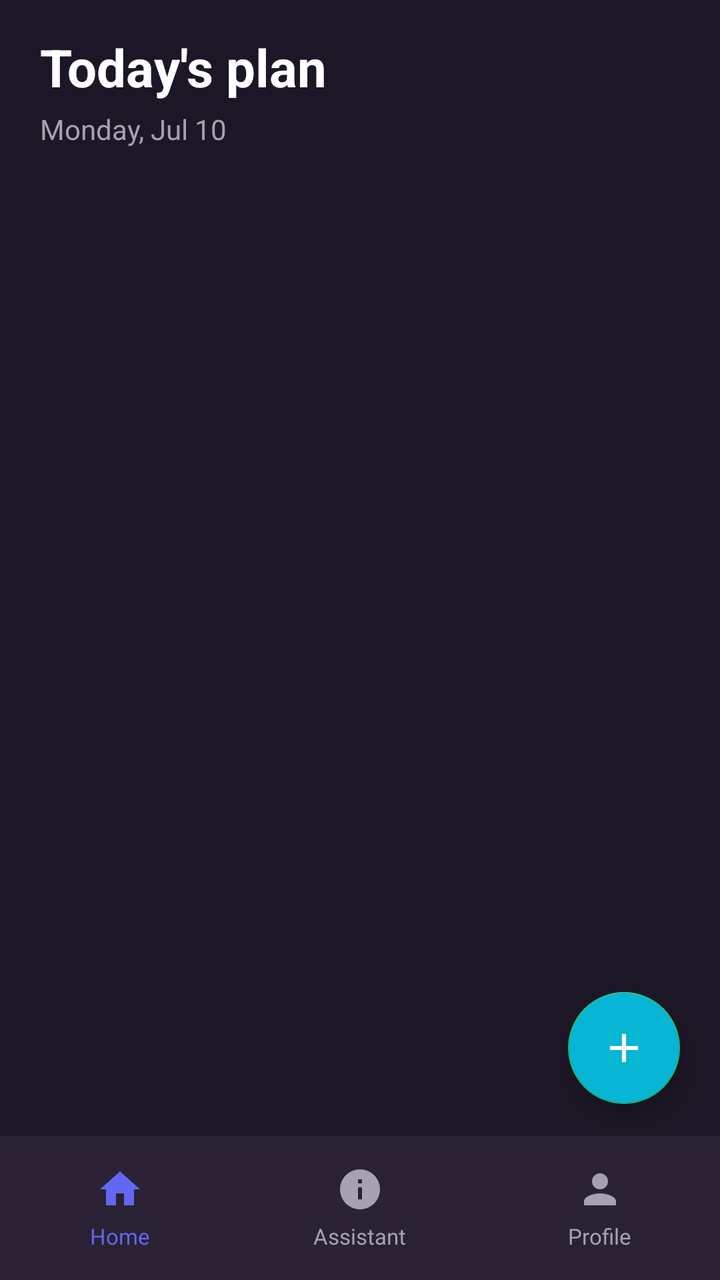
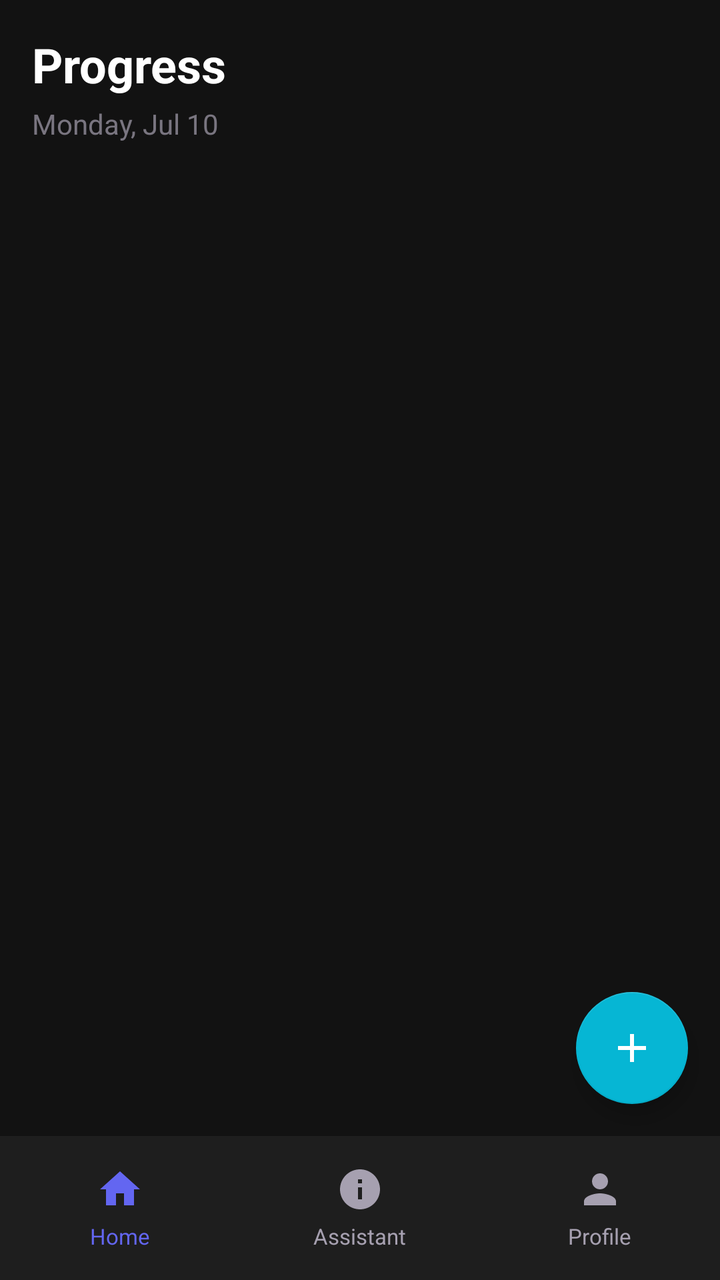

Two renders of the same Android screen: before a commit and after it. Below are the layout's source before the change and the commit's diff.
<!-- AndroidManifest.xml: application theme Theme.MyApplication -->
<!-- res/layout/activity_home.xml -->
<?xml version="1.0" encoding="utf-8"?>
<RelativeLayout xmlns:android="http://schemas.android.com/apk/res/android"
    android:layout_width="match_parent"
    android:layout_height="match_parent"
    android:background="@color/bg_default">

    <ScrollView
        android:id="@+id/scrollContent"
        android:layout_width="match_parent"
        android:layout_height="match_parent"
        android:layout_above="@id/bottomNav"
        android:paddingLeft="20dp"
        android:paddingRight="20dp"
        android:paddingTop="16dp"
        android:paddingBottom="16dp">

        <LinearLayout
            android:layout_width="match_parent"
            android:layout_height="wrap_content"
            android:orientation="vertical">

            <TextView
                android:id="@+id/tvTodayTitle"
                android:layout_width="wrap_content"
                android:layout_height="wrap_content"
                android:text="Today's plan"
                android:textColor="@color/text_primary"
                android:textSize="26sp"
                android:textStyle="bold" />

            <TextView
                android:id="@+id/tvDate"
                android:layout_width="wrap_content"
                android:layout_height="wrap_content"
                android:text="Monday, Jul 10"
                android:textColor="@color/text_secondary"
                android:layout_marginTop="4dp"
                android:textSize="14sp" />

            
            <LinearLayout
                android:id="@+id/llSchedules"
                android:layout_width="match_parent"
                android:layout_height="wrap_content"
                android:orientation="vertical"
                android:layout_marginTop="20dp" />

        </LinearLayout>

    </ScrollView>

    
    <LinearLayout
        android:id="@+id/bottomNav"
        android:layout_width="match_parent"
        android:layout_height="72dp"
        android:layout_alignParentBottom="true"
        android:background="@color/card_bg"
        android:orientation="horizontal"
        android:paddingTop="8dp"
        android:paddingBottom="8dp"
        android:gravity="center">

        <LinearLayout
            android:id="@+id/navHome"
            android:layout_width="0dp"
            android:layout_height="match_parent"
            android:layout_weight="1"
            android:orientation="vertical"
            android:gravity="center">
            <ImageView
                android:layout_width="24dp"
                android:layout_height="24dp"
                android:src="@drawable/ic_home"
                android:tint="@color/accent_purple_start" />
            <TextView
                android:layout_width="wrap_content"
                android:layout_height="wrap_content"
                android:text="Home"
                android:textColor="@color/accent_purple_start"
                android:textSize="11sp"
                android:layout_marginTop="4dp" />
        </LinearLayout>

        <LinearLayout
            android:id="@+id/navAssistant"
            android:layout_width="0dp"
            android:layout_height="match_parent"
            android:layout_weight="1"
            android:orientation="vertical"
            android:gravity="center">
            <ImageView
                android:layout_width="24dp"
                android:layout_height="24dp"
                android:src="@drawable/ic_assistant"
                android:tint="@color/text_secondary" />
            <TextView
                android:layout_width="wrap_content"
                android:layout_height="wrap_content"
                android:text="Assistant"
                android:textColor="@color/text_secondary"
                android:textSize="11sp"
                android:layout_marginTop="4dp" />
        </LinearLayout>

        <LinearLayout
            android:id="@+id/navProfile"
            android:layout_width="0dp"
            android:layout_height="match_parent"
            android:layout_weight="1"
            android:orientation="vertical"
            android:gravity="center">
            <ImageView
                android:layout_width="24dp"
                android:layout_height="24dp"
                android:src="@drawable/ic_profile"
                android:tint="@color/text_secondary" />
            <TextView
                android:layout_width="wrap_content"
                android:layout_height="wrap_content"
                android:text="Profile"
                android:textColor="@color/text_secondary"
                android:textSize="11sp"
                android:layout_marginTop="4dp" />
        </LinearLayout>

    </LinearLayout>

    
    <com.google.android.material.floatingactionbutton.FloatingActionButton
        android:id="@+id/btnAddFAB"
        android:layout_width="wrap_content"
        android:layout_height="wrap_content"
        android:layout_above="@id/bottomNav"
        android:layout_alignParentEnd="true"
        android:layout_marginEnd="20dp"
        android:layout_marginBottom="16dp"
        android:src="@drawable/ic_add"
        android:backgroundTint="@color/accent_cyan"
        android:tint="@color/text_primary" />

    
    <Button
        android:id="@+id/btnAddHabit"
        android:layout_width="0dp"
        android:layout_height="0dp"
        android:visibility="gone" />

    <Button
        android:id="@+id/btnCreateSchedule"
        android:layout_width="0dp"
        android:layout_height="0dp"
        android:visibility="gone" />

    <TextView
        android:id="@+id/tvStatus"
        android:layout_width="0dp"
        android:layout_height="0dp"
        android:visibility="gone" />

</RelativeLayout>
<!-- resources referenced by this layout -->
<resources>
  <color name="accent_cyan">#06B6D4</color>
  <color name="accent_purple_start">#6366F1</color>
  <color name="bg_default">#1C1626</color>
  <color name="card_bg">#2A2234</color>
  <color name="text_primary">#FFFFFF</color>
  <color name="text_secondary">#A6A0B0</color>
  <!-- drawable ic_add (drawable) -->
  <vector xmlns:android="http://schemas.android.com/apk/res/android"
      android:width="24dp"
      android:height="24dp"
      android:viewportWidth="24"
      android:viewportHeight="24">
      <path
          android:fillColor="#FFFFFF"
          android:pathData="M19,13h-6v6h-2v-6H5v-2h6V5h2v6h6v2z"/>
  </vector>
  <!-- drawable ic_assistant (drawable) -->
  <vector xmlns:android="http://schemas.android.com/apk/res/android"
      android:width="24dp"
      android:height="24dp"
      android:viewportWidth="24"
      android:viewportHeight="24">
      <path
          android:fillColor="#FFFFFF"
          android:pathData="M12,2C6.48,2 2,6.48 2,12s4.48,10 10,10 10,-4.48 10,-10S17.52,2 12,2zM13,17h-2v-6h2v6zM13,9h-2L11,7h2v2z"/>
  </vector>
  <!-- drawable ic_home (drawable) -->
  <vector xmlns:android="http://schemas.android.com/apk/res/android"
      android:width="24dp"
      android:height="24dp"
      android:viewportWidth="24"
      android:viewportHeight="24">
      <path
          android:fillColor="#FFFFFF"
          android:pathData="M10,20v-6h4v6h5v-8h3L12,3 2,12h3v8z"/>
  </vector>
  <!-- drawable ic_profile (drawable) -->
  <vector xmlns:android="http://schemas.android.com/apk/res/android"
      android:width="24dp"
      android:height="24dp"
      android:viewportWidth="24"
      android:viewportHeight="24">
      <path
          android:fillColor="#FFFFFF"
          android:pathData="M12,12c2.21,0 4,-1.79 4,-4s-1.79,-4 -4,-4 -4,1.79 -4,4 1.79,4 4,4zM12,14c-2.67,0 -8,1.34 -8,4v2h16v-2c0,-2.66 -5.33,-4 -8,-4z"/>
  </vector>
  <style name="Theme.MyApplication" parent="Theme.MaterialComponents.DayNight.DarkActionBar">
          
          <item name="colorPrimary">@color/accent_purple_start</item>
          <item name="colorPrimaryVariant">@color/accent_purple_end</item>
          <item name="colorOnPrimary">@color/text_primary</item>
  
          <item name="colorSecondary">@color/accent_green</item>
          <item name="colorOnSecondary">@color/text_primary</item>
  
          <item name="android:statusBarColor">@color/bg_default</item>
          <item name="android:navigationBarColor">@color/bg_default</item>
  
          
          <item name="android:colorBackground">@color/bg_default</item>
          <item name="android:textColor">@color/text_primary</item>
          <item name="android:windowBackground">@color/bg_default</item>
      </style>
  <color name="accent_purple_end">#8B5CF6</color>
  <color name="accent_green">#10B981</color>
</resources>

<!-- the commit's change to res/layout/activity_home.xml (unified diff, before → after) -->
@@ -1,18 +1,19 @@
 <?xml version="1.0" encoding="utf-8"?>
 <RelativeLayout xmlns:android="http://schemas.android.com/apk/res/android"
+    xmlns:app="http://schemas.android.com/apk/res-auto"
     android:layout_width="match_parent"
     android:layout_height="match_parent"
-    android:background="@color/bg_default">
+    android:background="@color/bg_dark">
 
     <ScrollView
         android:id="@+id/scrollContent"
         android:layout_width="match_parent"
         android:layout_height="match_parent"
         android:layout_above="@id/bottomNav"
-        android:paddingLeft="20dp"
-        android:paddingRight="20dp"
+        android:paddingHorizontal="16dp"
         android:paddingTop="16dp"
-        android:paddingBottom="16dp">
+        android:paddingBottom="16dp"
+        android:clipToPadding="false">
 
         <LinearLayout
             android:layout_width="match_parent"
@@ -23,9 +24,9 @@
                 android:id="@+id/tvTodayTitle"
                 android:layout_width="wrap_content"
                 android:layout_height="wrap_content"
-                android:text="Today's plan"
+                android:text="Progress"
                 android:textColor="@color/text_primary"
-                android:textSize="26sp"
+                android:textSize="24sp"
                 android:textStyle="bold" />
 
             <TextView
@@ -35,18 +36,18 @@
                 android:text="Monday, Jul 10"
                 android:textColor="@color/text_secondary"
                 android:layout_marginTop="4dp"
-                android:textSize="14sp" />
+                android:textSize="14sp"
+                android:alpha="0.7" />
 
-            
-            <LinearLayout
-                android:id="@+id/llSchedules"
+            <androidx.recyclerview.widget.RecyclerView
+                android:id="@+id/rvSchedules"
                 android:layout_width="match_parent"
                 android:layout_height="wrap_content"
-                android:orientation="vertical"
-                android:layout_marginTop="20dp" />
+                android:layout_marginTop="16dp"
+                android:clipToPadding="false"
+                android:paddingBottom="80dp" />
 
         </LinearLayout>
-
     </ScrollView>
 
     
@@ -126,18 +127,17 @@
 
     </LinearLayout>
 
-    
     <com.google.android.material.floatingactionbutton.FloatingActionButton
         android:id="@+id/btnAddFAB"
         android:layout_width="wrap_content"
         android:layout_height="wrap_content"
         android:layout_above="@id/bottomNav"
         android:layout_alignParentEnd="true"
-        android:layout_marginEnd="20dp"
+        android:layout_marginEnd="16dp"
         android:layout_marginBottom="16dp"
         android:src="@drawable/ic_add"
-        android:backgroundTint="@color/accent_cyan"
-        android:tint="@color/text_primary" />
+        app:backgroundTint="@color/accent_cyan"
+        app:tint="@color/white" />
 
     
     <Button
<!-- resource entries referenced after the edit -->
@@ -2,10 +2,12 @@
 <resources>
   <color name="accent_cyan">#06B6D4</color>
   <color name="accent_purple_start">#6366F1</color>
-  <color name="bg_default">#1C1626</color>
-  <color name="card_bg">#2A2234</color>
+  <color name="bg_dark">#121212</color>
+  <color name="bg_default">#121212</color>
+  <color name="card_bg">#1E1E1E</color>
   <color name="text_primary">#FFFFFF</color>
   <color name="text_secondary">#A6A0B0</color>
+  <color name="white">#FFFFFFFF</color>
   <!-- drawable ic_add (drawable) -->
   <vector xmlns:android="http://schemas.android.com/apk/res/android"
       android:width="24dp"
